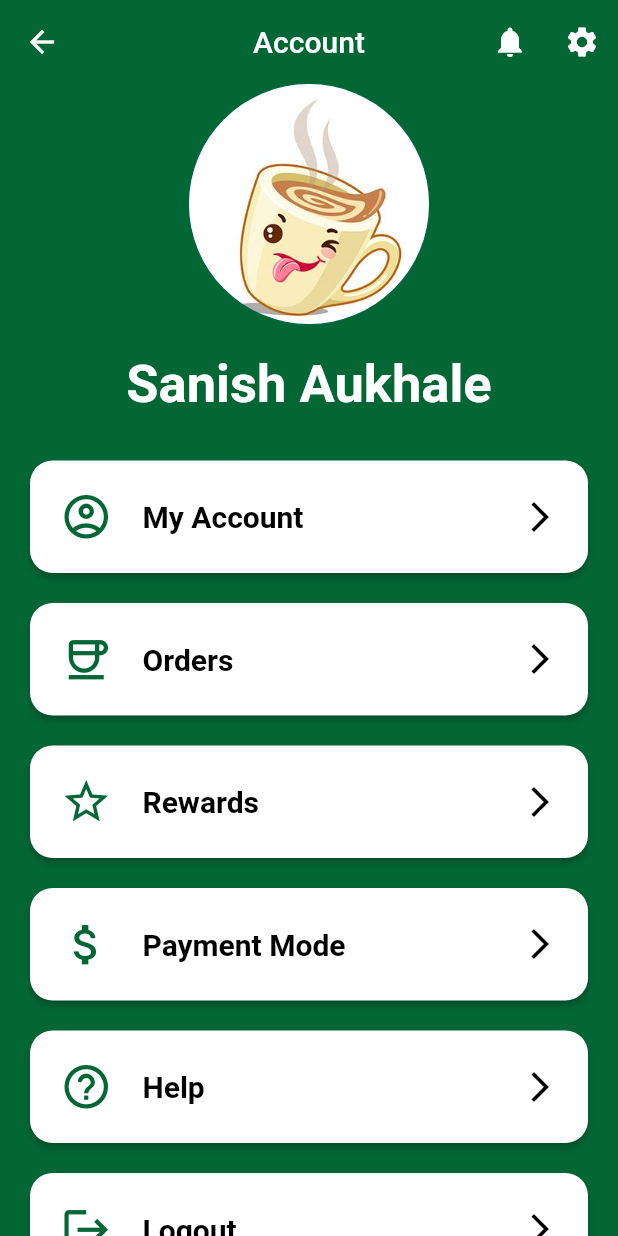
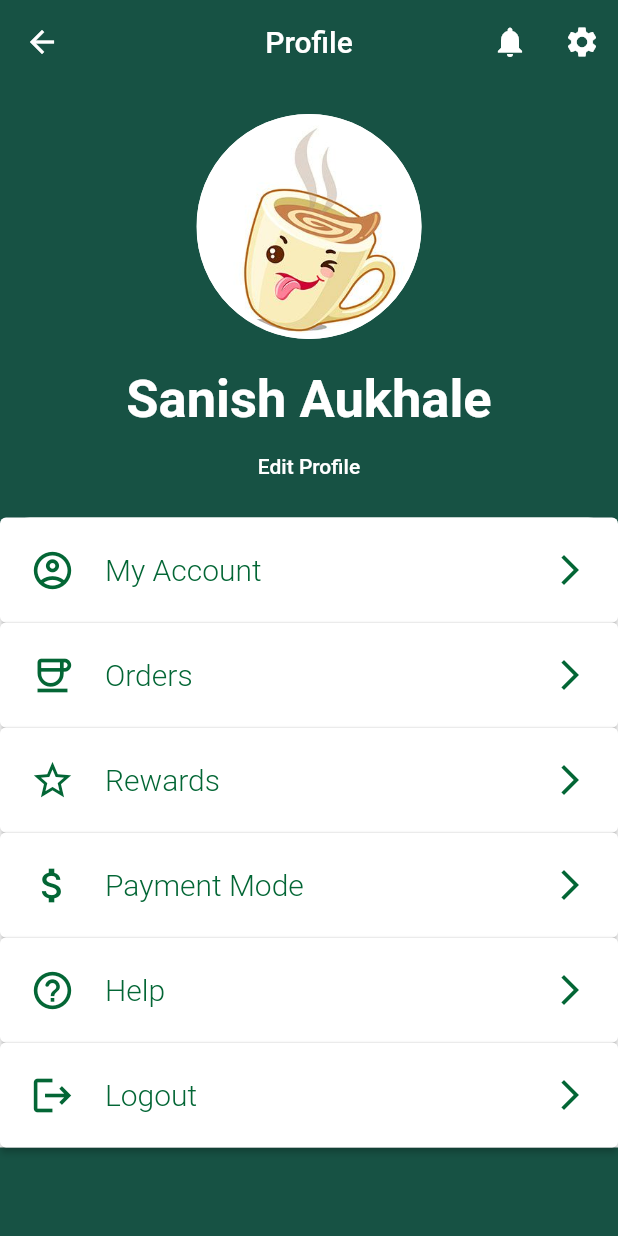
Before and after one commit to anishkeni-srijan/starshmucks, a Flutter app: the UserProfile screen opened directly, on a phone screen of 412 x 824 dp. Run offline on Flutter 3.47's test engine with Material 2 defaults, Android fonts, the phone set to English and light mode, and no system bars; our stand-ins replace auto_size_text, email_validator, flutter_bloc, get, google_fonts, hexcolor and 3 more; missing offline and left inert: email_auth, tbib_splash_screen; accounts and stored records are empty; Roboto replaces fonts that are missing (Ubuntu).

Commit message:
ui changes profile

```diff
--- a/lib/signin/signin.dart
+++ b/lib/signin/signin.dart
@@ -5,6 +5,7 @@ import 'package:flutter_bloc/flutter_bloc.dart';
 import 'package:hexcolor/hexcolor.dart';
 import 'package:hive_flutter/adapters.dart';
 import 'package:starshmucks/forgotpassword/forgot_password.dart';
+import 'package:starshmucks/home_screen.dart';
 
 import '../signup/signup.dart';
 import '/user_profile.dart';
@@ -274,7 +275,7 @@ class _SigninPageState extends State<SigninPage> {
                     TextButton(
                       onPressed: () {
                         Get.to(
-                          UserProfile(),
+                          SignupPage(),
                         );
                       },
                       child: Text(
--- a/lib/user_profile.dart
+++ b/lib/user_profile.dart
@@ -14,8 +14,8 @@ class _UserProfileState extends State<UserProfile> {
   Widget build(BuildContext context) {
     return Scaffold(
       appBar: AppBar(
-        title: Text("Account"),
-        backgroundColor: HexColor("#036635"),
+        title: Text("Profile"),
+        backgroundColor: Colors.transparent,
         elevation: 0,
         centerTitle: true,
         actions: [
@@ -29,16 +29,30 @@ class _UserProfileState extends State<UserProfile> {
           )
         ],
       ),
-      backgroundColor: HexColor("#036635"),
+      backgroundColor: HexColor("#175244"),
       body: SingleChildScrollView(
         child: Column(
           children: [
-            Center(
-              child: CircleAvatar(
-                radius: 80,
-                backgroundImage: AssetImage("images/profile1.jpg"),
+            SizedBox(
+              height: 20,
+            ),
+            Container(
+              width: 150.0,
+              height: 150.0,
+              decoration: BoxDecoration(
+                color: const Color(0xff7c94b6),
+                image: DecorationImage(
+                  image: AssetImage('images/profile1.jpg'),
+                  fit: BoxFit.cover,
+                ),
+                borderRadius: BorderRadius.all( Radius.circular(75.0)),
+                border: Border.all(
+                  color: Colors.white,
+                  width: 4.0,
                 ),
               ),
+            ),
+
             SizedBox(
               height: 20,
             ),
@@ -53,9 +67,21 @@ class _UserProfileState extends State<UserProfile> {
                 ),
               ),
             ),
+            TextButton(onPressed: (){}, child: Text('Edit Profile', style: TextStyle(color: Colors.white),),),
             SizedBox(
-              height: 20,
+              height: 10,
             ),
+            Container(
+              decoration: BoxDecoration(
+             color: Colors.white,
+                borderRadius: BorderRadius.only(
+                    topRight: Radius.circular(20),
+                    topLeft: Radius.circular(20),
+
+              ),
+              ),
+              child: Column(
+                children: [
                   profileTile(
                     text: 'My Account',
                     press: () {},
@@ -83,8 +109,11 @@ class _UserProfileState extends State<UserProfile> {
                   ),
                   profileTile(
                     text: 'Logout',
-              press: () {},
+                    press: () {Navigator.pop(context);Navigator.pop(context);},
                     icon: Icons.logout,
+                  ),
+                ],
+              ),
             )
           ],
         ),
@@ -107,23 +136,21 @@ class profileTile extends StatelessWidget {
   Widget build(BuildContext context) {
     return Padding(
       padding: const EdgeInsets.symmetric(
-        horizontal: 20,
-        vertical: 10,
+        horizontal: 0,
+        vertical: 0,
       ),
       child: ElevatedButton(
         onPressed: press,
         style: ElevatedButton.styleFrom(
           backgroundColor: Colors.white,
           padding: const EdgeInsets.all(20),
-          shape: RoundedRectangleBorder(
-            borderRadius: BorderRadius.circular(15),
-          ),
+
         ),
         child: Row(
           children: [
             Icon(
               icon,
-              size: 35,
+              size: 30,
               color: HexColor("#036635"),
             ),
             SizedBox(
@@ -133,14 +160,14 @@ class profileTile extends StatelessWidget {
               child: Text(
                 text,
                 style: TextStyle(
-                    color: Colors.black,
-                    fontWeight: FontWeight.bold,
+                    color: HexColor("#036635"),
+                    fontWeight: FontWeight.w300,
                     fontSize: 20),
               ),
             ),
             Icon(
               Icons.arrow_forward_ios,
-              color: Colors.black,
+              color: HexColor("#036635"),
             ),
           ],
         ),
```
Lines whose indentation alone changed are shown as unchanged.
